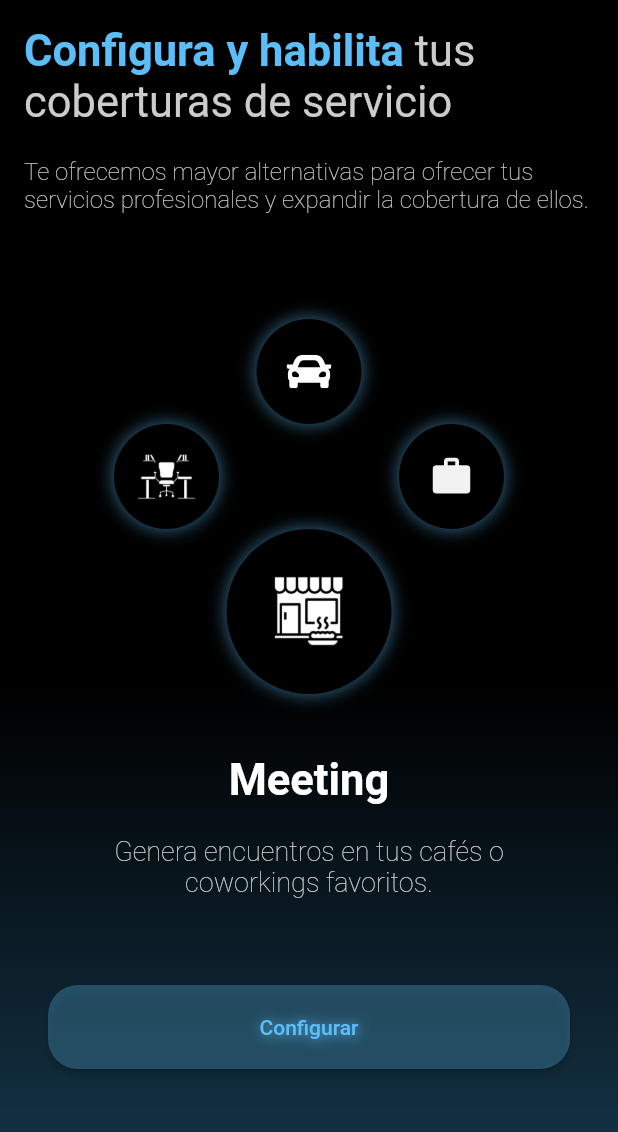
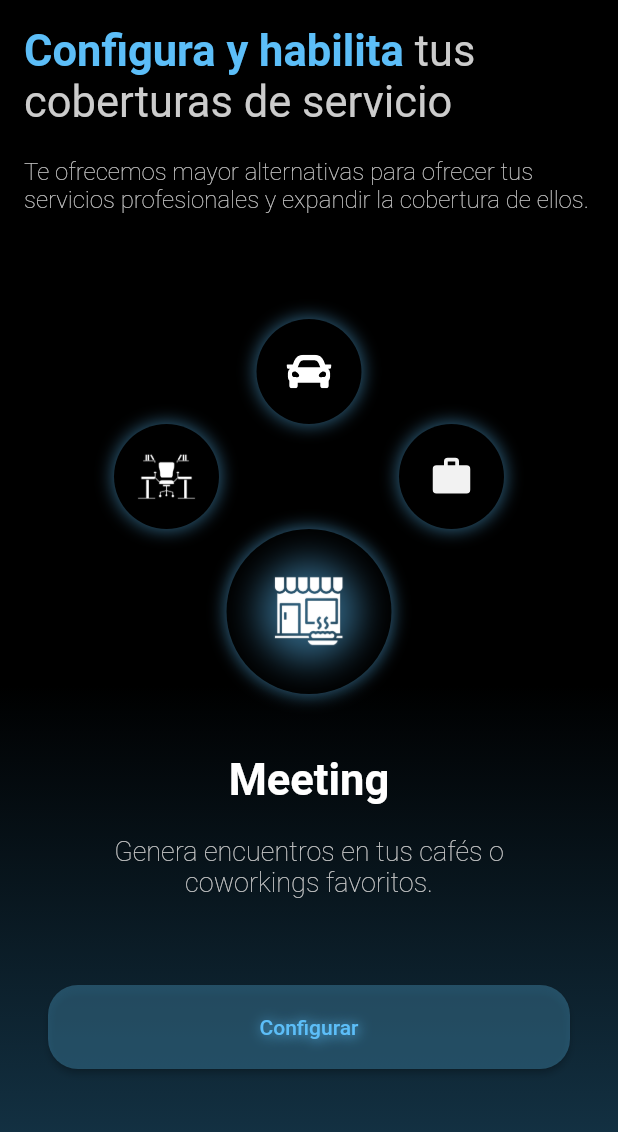
Before and after one commit to elalo4171/reemp_test, a Flutter app: the ConfigServicePage screen opened by its route, on a phone screen of 412 x 824 dp, the part 56-1188 px from its top. Run offline on Flutter 3.47's test engine with Material 2 defaults, Android fonts, the phone set to English and light mode, and no system bars; our stand-ins replace flutter_svg.

Commit message:
Add glow efect

```diff
--- a/lib/global_widgets/circular_menu_widget.dart
+++ b/lib/global_widgets/circular_menu_widget.dart
@@ -334,6 +334,7 @@ class _CircularMenuState extends State<CircularMenu>
                 icon: Assets.car,
                 iconSize: circleSelected == 1 ? 50 : 30,
                 onTap: () => onIconSelected(1),
+                isSelectd: circleSelected == 1,
               ),
             ),
             Positioned(
@@ -346,6 +347,7 @@ class _CircularMenuState extends State<CircularMenu>
                 icon: Assets.work,
                 iconSize: circleSelected == 2 ? 50 : 30,
                 onTap: () => onIconSelected(2),
+                isSelectd: circleSelected == 2,
               ),
             ),
             Positioned(
@@ -358,6 +360,7 @@ class _CircularMenuState extends State<CircularMenu>
                 icon: Assets.bussines,
                 iconSize: circleSelected == 3 ? 50 : 30,
                 onTap: () => onIconSelected(3),
+                isSelectd: circleSelected == 3,
               ),
             ),
             Positioned(
@@ -370,6 +373,7 @@ class _CircularMenuState extends State<CircularMenu>
                 icon: Assets.resident,
                 iconSize: circleSelected == 4 ? 60 : 45,
                 onTap: () => onIconSelected(4),
+                isSelectd: circleSelected == 4,
               ),
             ),
           ],
@@ -406,13 +410,15 @@ class CircularOption extends StatelessWidget {
   final String icon;
   final double iconSize;
   final Function onTap;
+  final bool isSelectd;
 
   const CircularOption(
       {super.key,
       this.size = 80,
       required this.icon,
       this.iconSize = 50,
-      required this.onTap});
+      required this.onTap,
+      this.isSelectd = false});
 
   @override
   Widget build(BuildContext context) {
@@ -436,7 +442,24 @@ class CircularOption extends StatelessWidget {
           ],
         ),
         child: Center(
-          child: IconsCustom(icon: icon, size: iconSize),
+          child: Container(
+              decoration: isSelectd
+                  ? BoxDecoration(
+                      shape: BoxShape.circle,
+                      boxShadow: [
+                        BoxShadow(
+                          color: ColorsReemp.blue.withOpacity(.5),
+                          spreadRadius: 1,
+                          blurRadius: 20,
+                          offset: Offset(0, 0), // changes position of shadow
+                        ),
+                      ],
+                    )
+                  : null,
+              child: Padding(
+                padding: const EdgeInsets.all(8.0),
+                child: IconsCustom(icon: icon, size: iconSize),
+              )),
         ),
       ),
     );
--- a/lib/modules/loding/loading_page.dart
+++ b/lib/modules/loding/loading_page.dart
@@ -48,7 +48,7 @@ class _LoadingPageState extends State<LoadingPage>
         const Duration(
           seconds: 3,
         ), () {
-      Navigator.pop(context);
+      if (mounted) Navigator.pop(context);
     });
     super.initState();
   }
```
